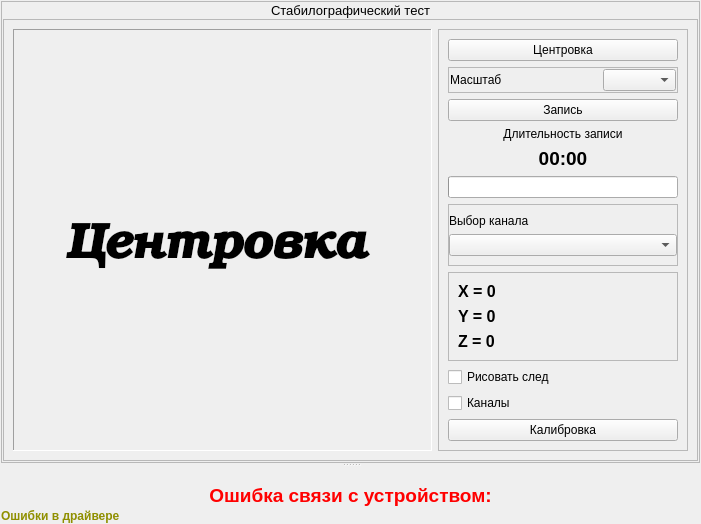
Old version of the form metodics/stabtest/stabtestexecute.ui in the repository grigp/a-analyser.
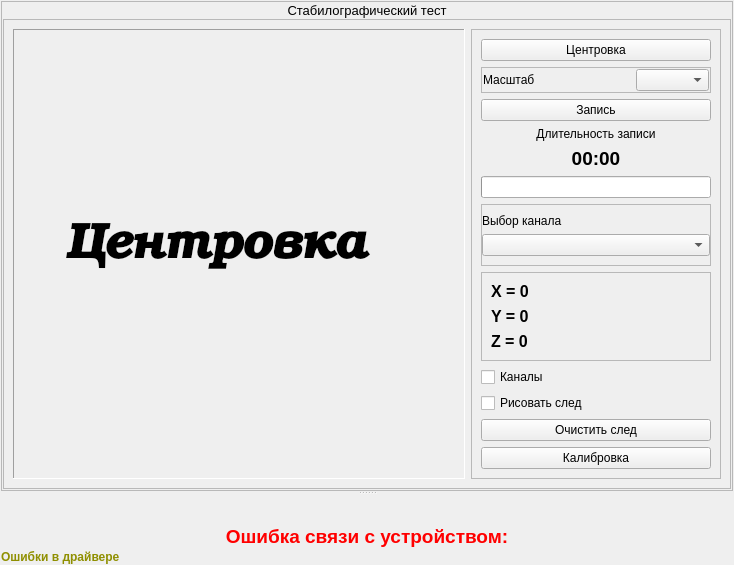
New version of the form. Icons and pictures are not drawn. Custom widgets are drawn as their Qt base class.

```diff
--- a/metodics/stabtest/stabtestexecute.ui
+++ b/metodics/stabtest/stabtestexecute.ui
@@ -6,8 +6,8 @@
    <rect>
     <x>0</x>
     <y>0</y>
-    <width>701</width>
-    <height>524</height>
+    <width>734</width>
+    <height>565</height>
    </rect>
   </property>
   <property name="windowTitle">
@@ -435,13 +435,6 @@
                </layout>
               </widget>
              </item>
-             <item>
-              <widget class="QCheckBox" name="cbShowTrace">
-               <property name="text">
-                <string>Рисовать след</string>
-               </property>
-              </widget>
-             </item>
              <item>
               <widget class="QCheckBox" name="cbAdvChannels">
                <property name="text">
@@ -449,6 +442,20 @@
                </property>
               </widget>
              </item>
+             <item>
+              <widget class="QCheckBox" name="cbShowTrace">
+               <property name="text">
+                <string>Рисовать след</string>
+               </property>
+              </widget>
+             </item>
+             <item>
+              <widget class="QPushButton" name="btnClearTrace">
+               <property name="text">
+                <string>Очистить след</string>
+               </property>
+              </widget>
+             </item>
              <item>
               <spacer name="verticalSpacer">
                <property name="orientation">
```
Left out of the diff: 29 changed lines with no effect on the pictures.
